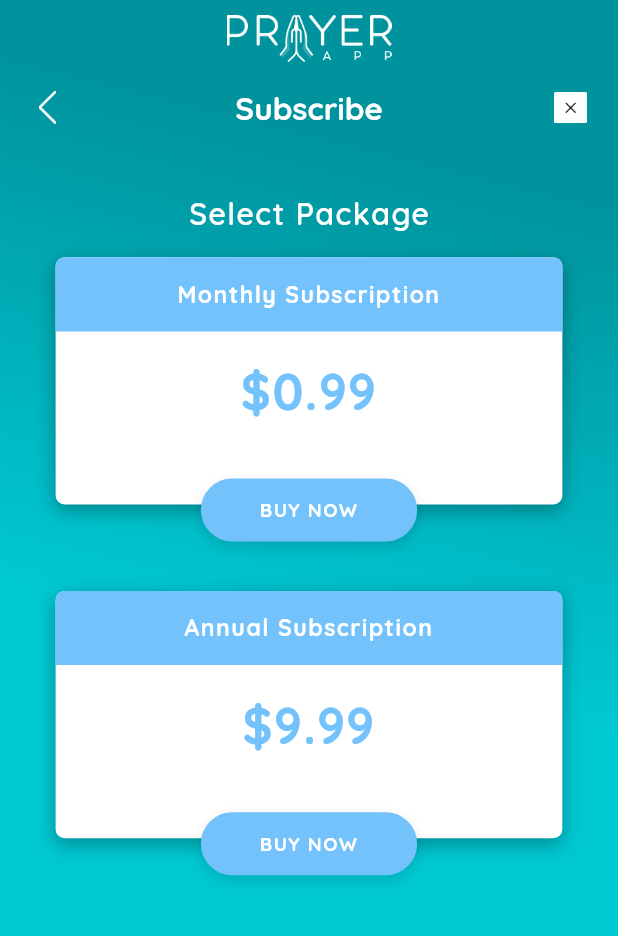
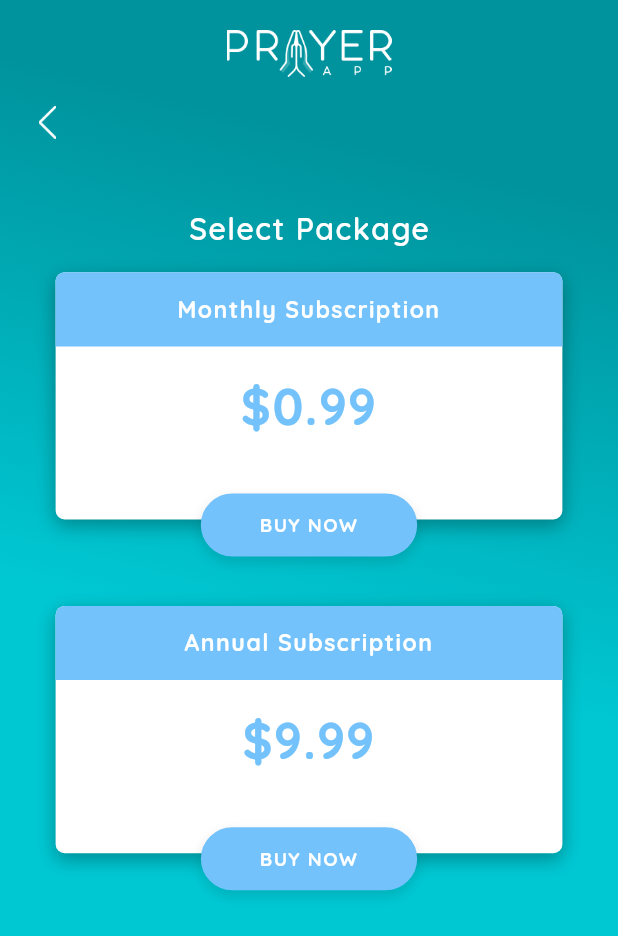
Before and after one commit to TorchPoint/PrayerApp, a Flutter app: the BuyNowSubscription screen opened directly, on a phone screen of 412 x 824 dp. Shown: the top 936 px of the screen. Run offline on Flutter 3.47's test engine with Material 2 defaults, Android fonts, the phone set to English and light mode, and no system bars; our stand-ins replace another_flushbar, bubble_tab_indicator, contacts_service, fluttertoast, font_awesome_flutter, image_cropper and 7 more; missing offline and left inert: flutter_cupertino_date_picker_fork, textfield_search.

Commit message:
payment_screen_done

```diff
--- a/lib/main.dart
+++ b/lib/main.dart
@@ -9,6 +9,8 @@ import 'package:prayer_hybrid_app/prayer_group/screens/prayer_group_list_screen.
 import 'package:prayer_hybrid_app/prayer_partner/screens/add_prayer_partner_screen.dart';
 import 'package:prayer_hybrid_app/reminder_calendar/screens/calendar_screen.dart';
 import 'package:prayer_hybrid_app/reminder_calendar/screens/reminder_screen.dart';
+import 'package:prayer_hybrid_app/subscription/screens/buy_now_subscription.dart';
+import 'package:prayer_hybrid_app/subscription/screens/payment_cards_screen.dart';
 import 'package:prayer_hybrid_app/utils/app_strings.dart';
 import 'package:prayer_hybrid_app/splash/splash_screen.dart';
 
@@ -29,7 +31,7 @@ class MyApp extends StatelessWidget {
       theme: ThemeData(
         fontFamily: 'Quicksand',
       ),
-      home: SplashScreen(),
+      home: PaymentCardsScreen(),
     );
   }
 }
--- a/lib/subscription/screens/buy_now_subscription.dart
+++ b/lib/subscription/screens/buy_now_subscription.dart
@@ -50,14 +50,10 @@ class _BuyNowSubscriptionState extends State<BuyNowSubscription> {
   Widget _customAppBar()
   {
     return CustomAppBar(
-      title: AppStrings.SUBSCRIBE_TEXT,
       leadingIconPath: AssetPaths.BACK_ICON,
+      paddingTop: 20.0,
       leadingTap: (){
         print("Leading tap");
-        AppNavigation.navigatorPop(context);
-      },
-      trailingIconPath: AssetPaths.CANCEL_ICON,
-      trailingTap: (){
         AppNavigation.navigatorPop(context);
       },
     );
--- a/lib/subscription/screens/pay_subscription_screen.dart
+++ b/lib/subscription/screens/pay_subscription_screen.dart
@@ -46,15 +46,9 @@ class _PaySubscriptionState extends State<PaySubscription> {
   Widget _customAppBar()
   {
     return CustomAppBar(
-      title: AppStrings.SUBSCRIBE_TEXT,
       leadingIconPath: AssetPaths.BACK_ICON,
       leadingTap: (){
         print("Leading tap");
-        AppNavigation.navigatorPop(context);
-      },
-      trailingIconPath: AssetPaths.CANCEL_ICON,
-      trailingTap: (){
-        print("Cancel Icon");
         AppNavigation.navigatorPop(context);
       },
     );
--- a/lib/utils/app_strings.dart
+++ b/lib/utils/app_strings.dart
@@ -86,7 +86,7 @@ class AppStrings
   static const String CARD_NUMBER_TEXT ="**** **** **** 1234";
   static const String CARD_NUMBER_TEXT2 ="**** **** **** 6598";
   static const String CARD_NUMBER_TEXT3 ="**** **** **** 0069";
-  static const String PAYMENT_CARD_TEXT ="Payment Card";
+  static const String PAYMENT_CARD_TEXT ="Payment";
   static const String ADD_CARD_TEXT ="Add Card";
   static const String DONE_TEXT ="Done";
   static const String CANCEL_TEXT = "Cancel";
```
Also changed, not shown: lib/subscription/screens/payment_cards_screen.dart (+12 -22 lines), 1 other file.
